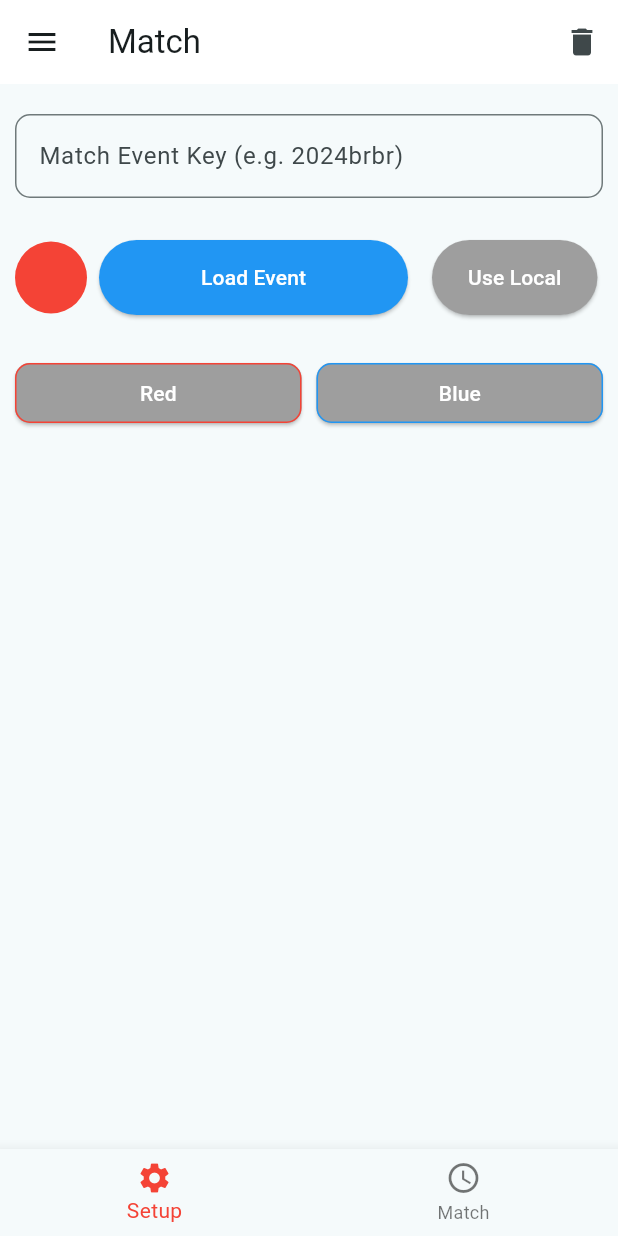
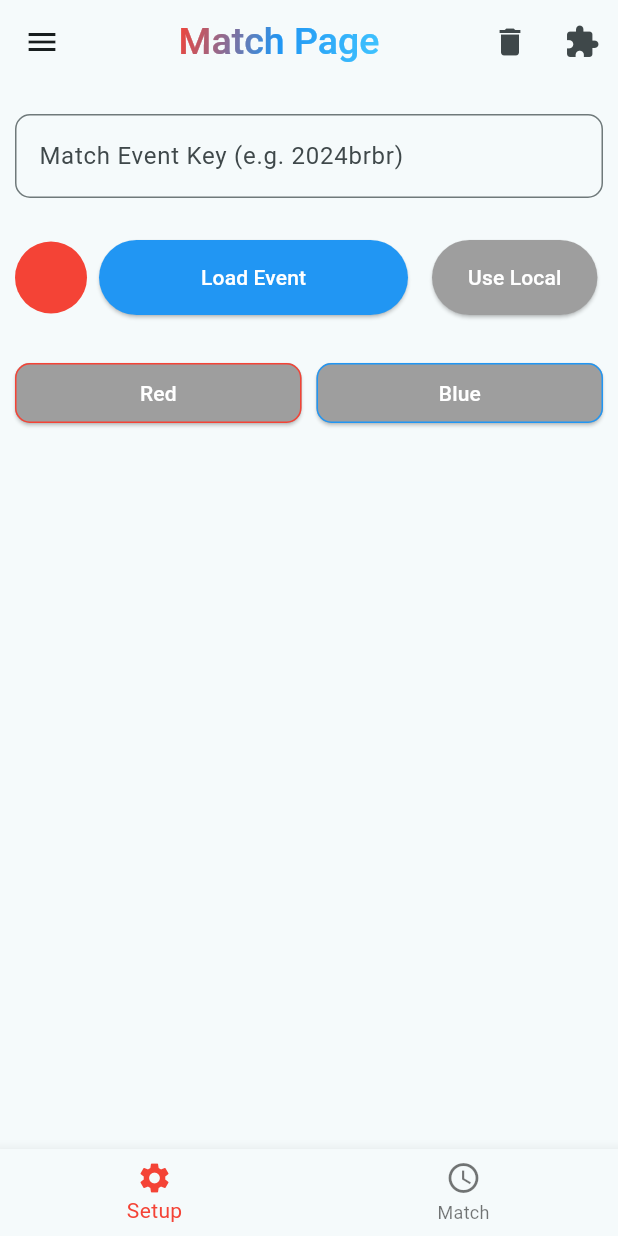
Before and after one commit to riteshrajas/Scout-Ops-Android, a Flutter app: the MatchPage screen opened by its route, after a tap on the "delete" icon, on a phone screen of 412 x 824 dp. Run offline on Flutter 3.47's test engine with Material 3 defaults, Android fonts, the phone set to English and light mode, and no system bars; our stand-ins replace carousel_slider, dotted_border, flutter_rating_bar, google_fonts, hive, hive_flutter and 4 more; accounts and stored records are empty.

Commit message:
Implemented various UI enhancements and bug fixes: - Added subtle grid background with frequent animation - Integrated ball effect animation to the whole page - Created wave grid effect and applied it to the entire page including the AppBar title - Fixed JSON parsing error in QrGenerator - Handled null values in response message - Added server side simulation feature
Signed-off-by: RITESH RAJ AS <riteshrajas.arulselvan@gmail.com>

```diff
--- a/lib/Match_Pages/match_page.dart
+++ b/lib/Match_Pages/match_page.dart
@@ -4,10 +4,15 @@ import 'dart:io';
 import 'dart:developer' as developer;
 import 'package:flutter/foundation.dart';
 import 'package:flutter/material.dart';
+import 'package:google_fonts/google_fonts.dart';
 import 'package:hive/hive.dart';
 import 'package:http/http.dart' as http;
 import 'package:path_provider/path_provider.dart';
+import 'package:scouting_app/components/TeamInfo.dart';
 
+import '../Plugins/plugins.dart';
+import '../References.dart';
+import '../components/Animator/GridPainter.dart';
 import '../components/DataBase.dart';
 import '../components/nav.dart';
 import 'match.dart';
@@ -49,30 +54,8 @@ class MatchPageState extends State<MatchPage> {
   Widget build(BuildContext context) {
     return Scaffold(
       drawer: const NavBar(),
-      appBar: AppBar(
-        title: const Text('Match'),
-        backgroundColor: Colors.white,
-        actions: <Widget>[
-          IconButton(
-            icon: const Icon(Icons.delete),
-            tooltip: 'Refresh',
-            onPressed: () {
-              isLoading = true;
-              setState(() {
-                matches = null;
-                LocalDataBase.putData(Types.eventFile, null);
-                LocalDataBase.putData(Types.eventKey, null);
-                eventKeyController.text = '';
-                LocalDataBase.putData(Types.allianceColor, null);
-                LocalDataBase.putData(Types.selectedStation, null);
-                LocalDataBase.putData(Types.matchFile, null);
-                LocalDataBase.putData(Types.matchKey, null);
-              });
-            },
-          ),
-        ],
-      ),
-      body: matchPage(context, _selectedIndex),
+      appBar: _buildCustomAppBar(context),
+      body: matchPage(context, _selectedIndex), // Main content area
       bottomNavigationBar: BottomNavigationBar(
         items: const <BottomNavigationBarItem>[
           BottomNavigationBarItem(
@@ -93,6 +76,56 @@ class MatchPageState extends State<MatchPage> {
           });
         },
       ),
+    );
+  }
+
+  AppBar _buildCustomAppBar(BuildContext context) {
+    return AppBar(
+      backgroundColor: Colors.transparent, // Transparent to show the animation
+      title: Center(
+        child: ShaderMask(
+            shaderCallback: (bounds) => const LinearGradient(
+                  colors: [Colors.red, Colors.blue, Colors.lightBlueAccent],
+                  begin: Alignment.topLeft,
+                  end: Alignment.bottomRight,
+                ).createShader(bounds),
+            child: Text(
+              'Match Page',
+              style: GoogleFonts.chivoMono(
+                fontSize: 25,
+                fontWeight: FontWeight.w500,
+                color: Colors.white,
+              ),
+            )),
+      ),
+      elevation: 0, // Remove shadow for a cleaner look
+      actions: [
+        IconButton(
+          icon: const Icon(Icons.delete),
+          tooltip: 'Refresh',
+          onPressed: () {
+            isLoading = true;
+            setState(() {
+              matches = null;
+              LocalDataBase.putData(Types.eventFile, null);
+              LocalDataBase.putData(Types.eventKey, null);
+              eventKeyController.text = '';
+              LocalDataBase.putData(Types.allianceColor, null);
+              LocalDataBase.putData(Types.selectedStation, null);
+              LocalDataBase.putData(Types.matchFile, null);
+              LocalDataBase.putData(Types.matchKey, null);
+            });
+          },
+        ),
+        IconButton(
+          icon: const Icon(Icons.extension),
+          onPressed: () {
+            Route route =
+                MaterialPageRoute(builder: (context) => const Plugins());
+            Navigator.push(context, route);
+          },
+        ),
+      ],
     );
   }
 
--- a/lib/components/DataBase.dart
+++ b/lib/components/DataBase.dart
@@ -52,7 +52,7 @@ class LocalDataBase {
     Map<String, dynamic> dataMap = {};
     _storage.forEach((key, value) {
       if (value is Offset) {
-        dataMap[key] = {'dx': value.dx, 'dy': value.dy};
+        dataMap[key] = {'dx': value.dx.floor(), 'dy': value.dy.floor()};
       } else {
         dataMap[key] = value;
       }
--- a/lib/components/TeamInfo.dart
+++ b/lib/components/TeamInfo.dart
@@ -1,4 +1,7 @@
 import 'package:flutter/material.dart';
+
+import '../Plugins/plugins.dart';
+import '../References.dart';
 
 class MatchInfo extends StatelessWidget {
   final String assignedTeam;
--- a/lib/home_page.dart
+++ b/lib/home_page.dart
@@ -8,6 +8,7 @@ import 'Plugins/plugins.dart';
 import 'References.dart';
 import 'components/Animator/GridPainter.dart';
 import 'components/Button.dart';
+import 'components/TeamInfo.dart';
 import 'components/nav.dart';
 
 class HomePage extends StatefulWidget {
--- a/lib/main.dart
+++ b/lib/main.dart
@@ -2,6 +2,8 @@
 import 'package:flutter/material.dart';
 import 'package:hive_flutter/adapters.dart';
 import 'package:hive_flutter/hive_flutter.dart';
+import 'package:scouting_app/Pit_Recorder/CheckLists.dart';
+import 'package:scouting_app/Pit_Recorder/Pit_Recorder.dart';
 
 import 'Match_Pages/about_page.dart';
 import 'Match_Pages/match_page.dart';
@@ -39,6 +41,7 @@ class MyApp extends StatelessWidget {
         '/settings': (context) => const SettingsPage(),
         '/about': (context) => const AboutPage(),
         '/match_page': (context) => const MatchPage(),
+        '/pit_page': (context) => const Pit_Recorder(),
       },
       home: const HomePage(),
     );
```
Also changed, not shown: lib/Match_Pages/match/Auton.dart (+21 -17 lines), lib/components/Map.dart (+8 -7 lines).
